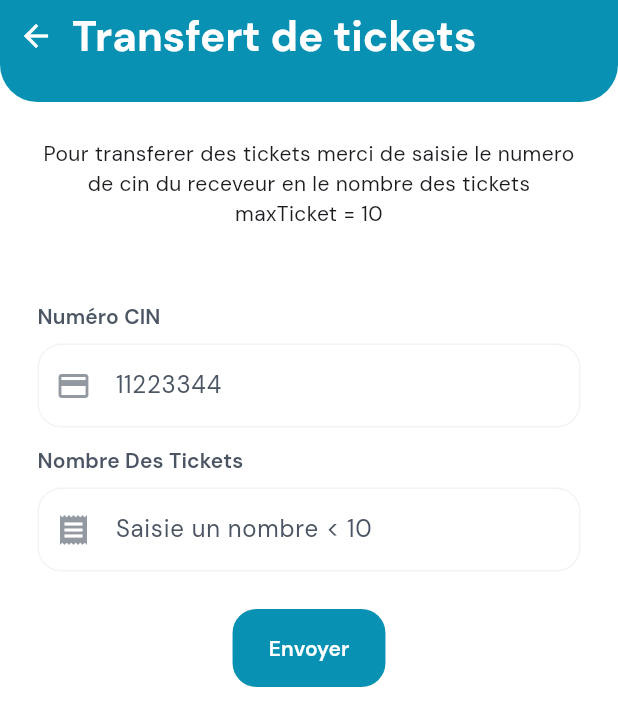
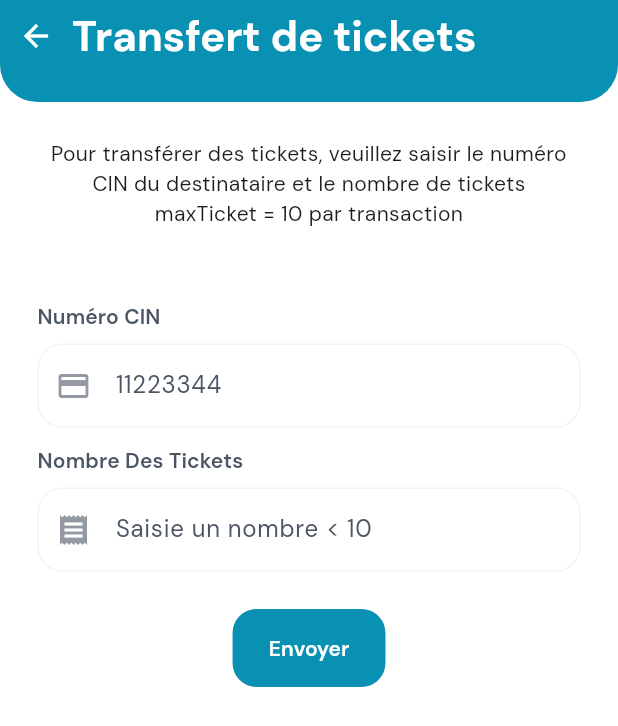
Before and after one commit to Abdelwahebbch/university_restaurant_app, a Flutter app: the TransfereScreen screen opened directly, on a phone screen of 412 x 824 dp. Shown: the top 726 px of the screen. Run offline on Flutter 3.47's test engine with Material 3 defaults, Android fonts, the phone set to English and light mode, and no system bars; our stand-ins replace cloud_firestore, firebase_auth, firebase_core, firebase_database, google_fonts, mask_text_input_formatter; accounts and stored records are empty.

```diff
--- a/lib/screens/transferer_screen.dart
+++ b/lib/screens/transferer_screen.dart
@@ -55,7 +55,7 @@ class _TransfereScreenState extends State<TransfereScreen> {
               padding: EdgeInsets.all(24),
               child: Text(
                   textAlign: TextAlign.center,
-                  "Pour transferer des tickets merci de saisie le numero de cin du receveur en le nombre des tickets  maxTicket = 10    "),
+                  "Pour transférer des tickets, veuillez saisir le numéro CIN du destinataire et le nombre de tickets  maxTicket = 10 par transaction   "),
             ),
             Padding(
               padding: EdgeInsets.all(25),
@@ -76,6 +76,7 @@ class _TransfereScreenState extends State<TransfereScreen> {
                     height: 12,
                   ),
                   buildInputField(
+                    keyboardType: TextInputType.number,
                     controller: _amounController,
                     label: "Nombre Des Tickets",
                     hint: "Saisie un nombre < 10",
```
